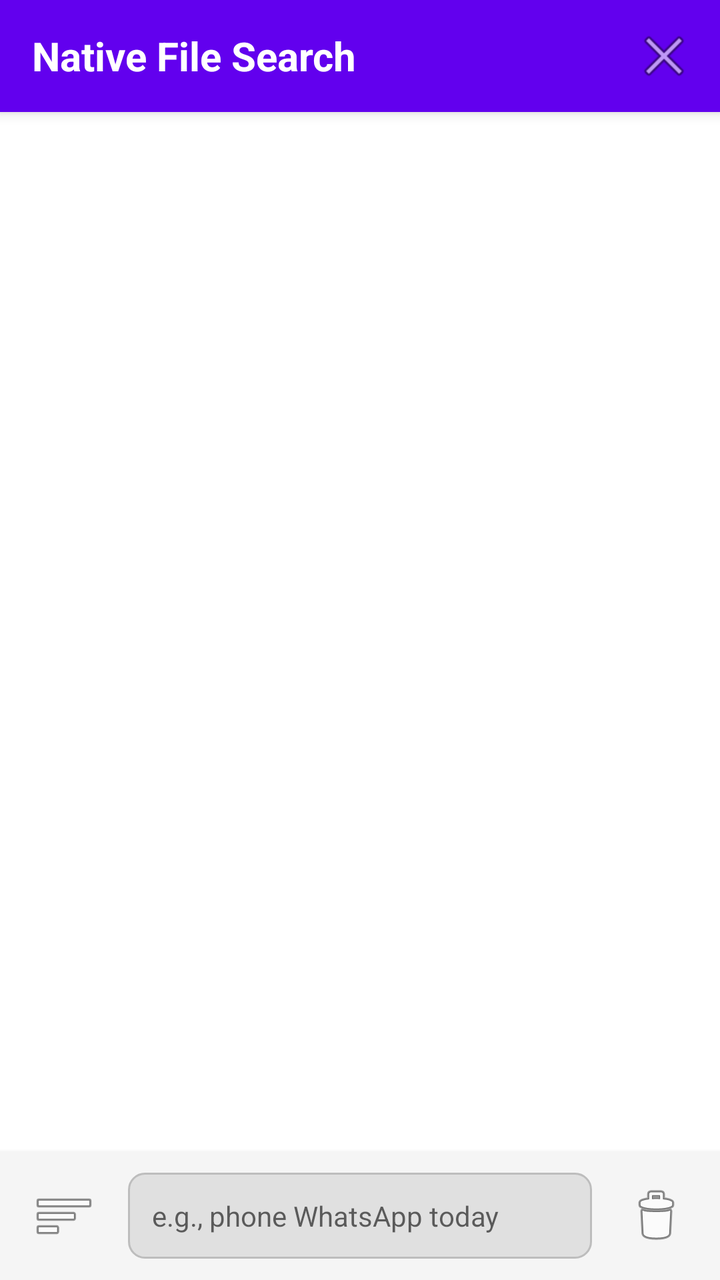
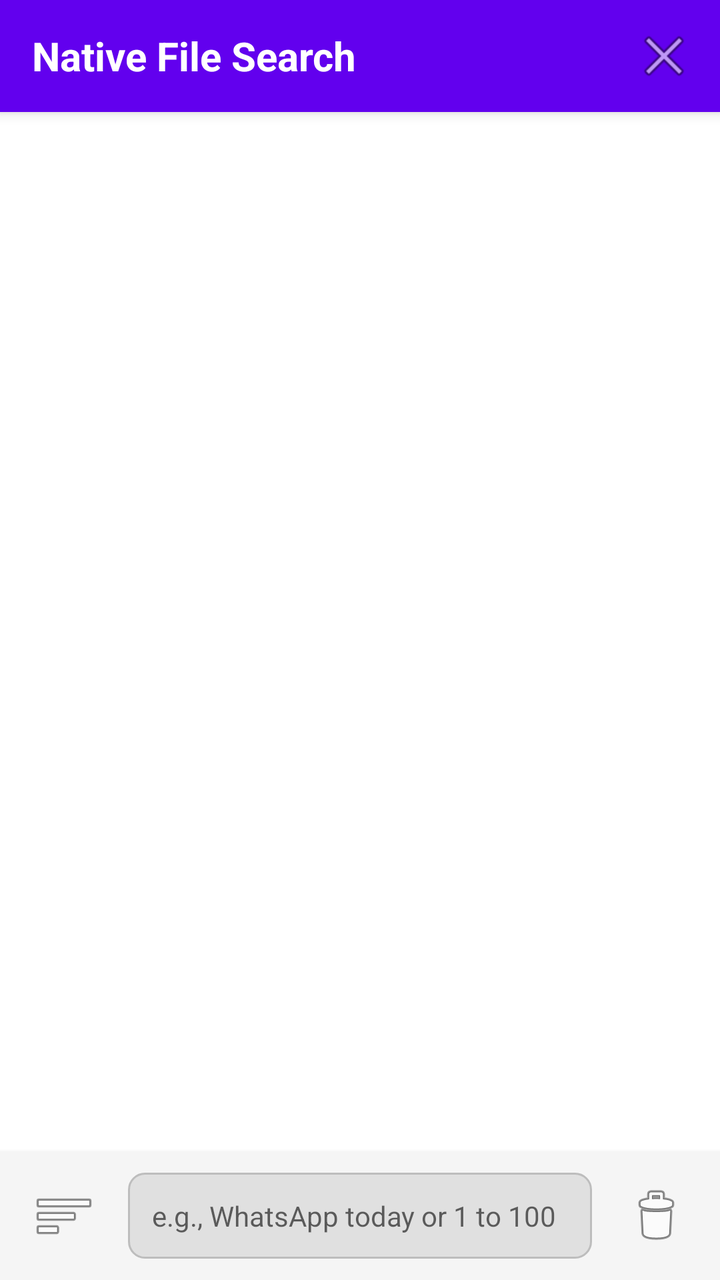

The first picture is an Android layout as it rendered before a commit; the second is the same layout after the commit. The layout source and the unified diff follow.
<!-- AndroidManifest.xml: activity theme AppTheme.Light -->
<!-- res/layout/activity_search.xml -->
<?xml version="1.0" encoding="utf-8"?>
<RelativeLayout xmlns:android="http://schemas.android.com/apk/res/android"
    android:layout_width="match_parent"
    android:layout_height="match_parent"
    android:background="@android:color/white">

    
    <RelativeLayout
        android:id="@+id/top_bar"
        android:layout_width="match_parent"
        android:layout_height="56dp"
        android:background="?android:attr/colorPrimary"
        android:elevation="4dp">

        <TextView
            android:layout_width="wrap_content"
            android:layout_height="wrap_content"
            android:layout_centerVertical="true"
            android:layout_marginStart="16dp"
            android:text="Native File Search"
            android:textColor="@android:color/white"
            android:textSize="20sp"
            android:textStyle="bold" />

        <ImageButton
            android:id="@+id/close_button"
            android:layout_width="56dp"
            android:layout_height="56dp"
            android:layout_alignParentEnd="true"
            android:layout_centerVertical="true"
            android:background="?android:attr/selectableItemBackgroundBorderless"
            android:contentDescription="Close"
            android:src="@android:drawable/ic_menu_close_clear_cancel" />
    </RelativeLayout>

    
    <androidx.recyclerview.widget.RecyclerView
        android:id="@+id/search_results_grid"
        android:layout_width="match_parent"
        android:layout_height="match_parent"
        android:layout_above="@+id/footer_bar"
        android:layout_below="@+id/top_bar"
        android:padding="4dp" />

    
    <RelativeLayout
        android:id="@+id/footer_bar"
        android:layout_width="match_parent"
        android:layout_height="wrap_content"
        android:layout_alignParentBottom="true"
        android:background="#F5F5F5"
        android:padding="8dp"
        android:elevation="4dp">

        
        <RelativeLayout
            android:id="@+id/deletion_progress_layout"
            android:layout_width="match_parent"
            android:layout_height="wrap_content"
            android:paddingBottom="8dp"
            android:visibility="gone">

            <ProgressBar
                android:id="@+id/deletion_progress_bar"
                style="?android:attr/progressBarStyleHorizontal"
                android:layout_width="match_parent"
                android:layout_height="wrap_content"
                android:layout_toStartOf="@+id/deletion_progress_text"
                android:layout_centerVertical="true"
                android:layout_marginEnd="8dp"/>

            <TextView
                android:id="@+id/deletion_progress_text"
                android:layout_width="wrap_content"
                android:layout_height="wrap_content"
                android:layout_alignParentEnd="true"
                android:layout_centerVertical="true"
                android:textColor="@android:color/black"
                android:text="Deleting 0/0" />
        </RelativeLayout>


        
        <RelativeLayout
            android:id="@+id/footer_controls"
            android:layout_width="match_parent"
            android:layout_height="wrap_content"
            android:layout_below="@id/deletion_progress_layout">

            
            <ImageButton
                android:id="@+id/filter_button"
                android:layout_width="48dp"
                android:layout_height="48dp"
                android:layout_alignParentStart="true"
                android:layout_centerVertical="true"
                android:background="?android:attr/selectableItemBackgroundBorderless"
                android:contentDescription="Filter by file type"
                android:src="@android:drawable/ic_menu_sort_by_size" />

            
            <AutoCompleteTextView
                android:id="@+id/search_input"
                android:layout_width="match_parent"
                android:layout_height="wrap_content"
                android:layout_centerVertical="true"
                android:layout_toStartOf="@+id/delete_button"
                android:layout_toEndOf="@+id/filter_button"
                android:layout_marginStart="8dp"
                android:layout_marginEnd="8dp"
                android:background="@drawable/search_input_background"
                android:hint="e.g., phone WhatsApp today"
                android:inputType="text"
                android:maxLines="1"
                android:padding="12dp"
                android:textSize="14sp" />

            
            <ImageButton
                android:id="@+id/delete_button"
                android:layout_width="48dp"
                android:layout_height="48dp"
                android:layout_alignParentEnd="true"
                android:layout_centerVertical="true"
                android:background="?android:attr/selectableItemBackgroundBorderless"
                android:contentDescription="Delete selected files"
                android:src="@android:drawable/ic_menu_delete" />

        </RelativeLayout>

    </RelativeLayout>

</RelativeLayout>
<!-- resources referenced by this layout -->
<resources>
  <!-- drawable search_input_background (drawable) -->
  <?xml version="1.0" encoding="utf-8"?>
  <shape xmlns:android="http://schemas.android.com/apk/res/android"
      android:shape="rectangle">
  
      
      <solid android:color="#FFE0E0E0" />
  
      
      <stroke
          android:width="1dp"
          android:color="#FFBDBDBD" />
  
      
      <corners android:radius="8dp" />
  
  </shape>
  <style name="AppTheme.Light" parent="AppThemeBase">
          <item name="appPrimaryColor">@color/lt_colorPrimary</item>
          <item name="appBackgroundColor">@color/lt_backgroundColor</item>
          <item name="appTextColor">@color/lt_textColor</item>
          <item name="appHeaderTextColor">@color/lt_headerTextColor</item>
      </style>
  <style name="AppThemeBase" parent="android:Theme.DeviceDefault.Light.NoActionBar">
          <item name="android:windowBackground">?attr/appBackgroundColor</item>
          <item name="android:colorPrimary">?attr/appPrimaryColor</item>
          <item name="android:textColor">?attr/appTextColor</item>
          <item name="android:buttonStyle">@style/AppButton</item>
      </style>
  <color name="lt_colorPrimary">#6200EE</color>
  <color name="lt_backgroundColor">#FFFFFF</color>
  <color name="lt_textColor">#000000</color>
  <color name="lt_headerTextColor">#FFFFFF</color>
  <style name="AppButton" parent="android:Widget.Button">
          <item name="android:textColor">?attr/appHeaderTextColor</item>
          <item name="android:background">?attr/appPrimaryColor</item>
      </style>
</resources>

<!-- the commit's change to res/layout/activity_search.xml (unified diff, before → after) -->
@@ -109,7 +109,7 @@
                 android:layout_marginStart="8dp"
                 android:layout_marginEnd="8dp"
                 android:background="@drawable/search_input_background"
-                android:hint="e.g., phone WhatsApp today"
+                android:hint="e.g., WhatsApp today or 1 to 100"
                 android:inputType="text"
                 android:maxLines="1"
                 android:padding="12dp"
